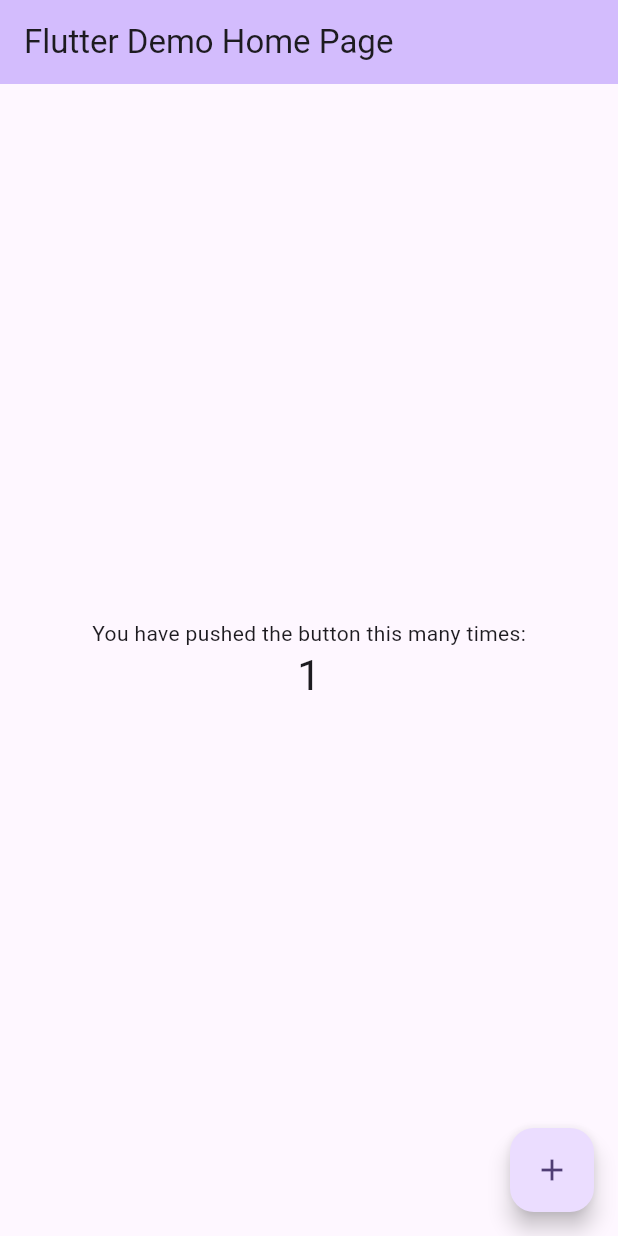
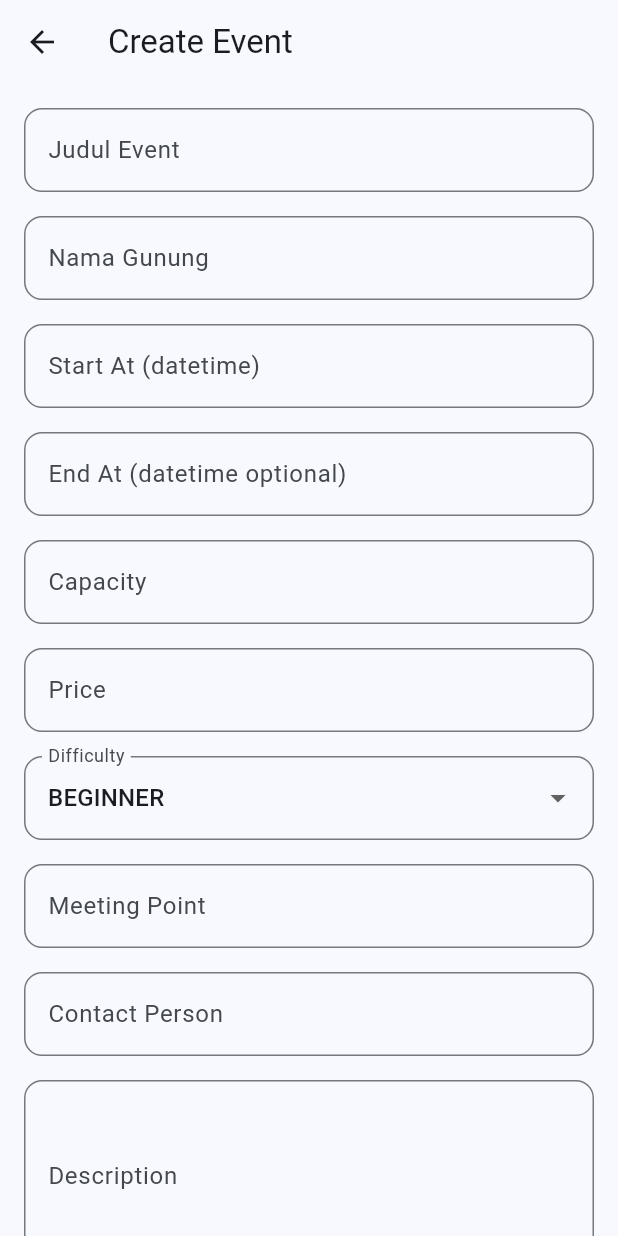
Before and after one commit to pbp-kelompok-c09/MountTrack_mobile, a Flutter app: the screen it shows after launch, after a tap on the "add" icon, on a phone screen of 412 x 824 dp. Run offline on Flutter 3.47's test engine with Material 3 defaults, Android fonts, the light colour scheme and no system bars.

Commit message:
progress1

```diff
--- /dev/null
+++ b/lib/community/models/comment.dart
@@ -0,0 +1,25 @@
+class Comment {
+  final int id;
+  final int user;
+  final int event;
+  final String body;
+  final DateTime createdAt;
+
+  Comment({
+    required this.id,
+    required this.user,
+    required this.event,
+    required this.body,
+    required this.createdAt,
+  });
+
+  factory Comment.fromJson(Map<String, dynamic> json) {
+    return Comment(
+      id: json['id'],
+      user: json['user'],
+      event: json['event'],
+      body: json['body'],
+      createdAt: DateTime.parse(json['created_at']),
+    );
+  }
+}
--- /dev/null
+++ b/lib/community/models/community_event.dart
@@ -0,0 +1,64 @@
+import 'package:mounttrack_mobile/community/models/comment.dart';
+import 'package:mounttrack_mobile/community/models/event_join.dart';
+
+class CommunityEvent {
+  final int id;
+  final String title;
+  final String mountainName;
+  final DateTime startAt;
+  final DateTime? endAt;
+  final int capacity;
+  final int? price;
+  final String difficulty;
+  final String meetingPoint;
+  final String contactPerson;
+  final String description;
+  final String status;
+  final int organizer;  // user id
+
+  // Optional: lists
+  List<EventJoin>? joins;
+  List<Comment>? comments;
+
+  CommunityEvent({
+    required this.id,
+    required this.title,
+    required this.mountainName,
+    required this.startAt,
+    this.endAt,
+    required this.capacity,
+    this.price,
+    required this.difficulty,
+    required this.meetingPoint,
+    required this.contactPerson,
+    required this.description,
+    required this.status,
+    required this.organizer,
+    this.joins,
+    this.comments,
+  });
+
+  factory CommunityEvent.fromJson(Map<String, dynamic> json) {
+    return CommunityEvent(
+      id: json['id'],
+      title: json['title'],
+      mountainName: json['mountain_name'],
+      startAt: DateTime.parse(json['start_at']),
+      endAt: json['end_at'] != null ? DateTime.parse(json['end_at']) : null,
+      capacity: json['capacity'],
+      price: json['price'],
+      difficulty: json['difficulty'],
+      meetingPoint: json['meeting_point'],
+      contactPerson: json['contact_person'],
+      description: json['description'],
+      status: json['status'],
+      organizer: json['organizer'],
+      joins: json['joins'] != null
+          ? (json['joins'] as List).map((e) => EventJoin.fromJson(e)).toList()
+          : null,
+      comments: json['comments'] != null
+          ? (json['comments'] as List).map((e) => Comment.fromJson(e)).toList()
+          : null,
+    );
+  }
+}
--- /dev/null
+++ b/lib/community/models/event_join.dart
@@ -0,0 +1,25 @@
+class EventJoin {
+  final int id;
+  final int event;
+  final int user;
+  final String status;
+  final DateTime joinedAt;
+
+  EventJoin({
+    required this.id,
+    required this.event,
+    required this.user,
+    required this.status,
+    required this.joinedAt,
+  });
+
+  factory EventJoin.fromJson(Map<String, dynamic> json) {
+    return EventJoin(
+      id: json['id'],
+      event: json['event'],
+      user: json['user'],
+      status: json['status'],
+      joinedAt: DateTime.parse(json['joined_at']),
+    );
+  }
+}
--- /dev/null
+++ b/lib/community/screens/event_create.dart
@@ -0,0 +1,133 @@
+import 'package:flutter/material.dart';
+
+class CommunityEventCreatePage extends StatefulWidget {
+  const CommunityEventCreatePage({super.key});
+
+  @override
+  State<CommunityEventCreatePage> createState() => _CommunityEventCreatePageState();
+}
+
+class _CommunityEventCreatePageState extends State<CommunityEventCreatePage> {
+  final titleC = TextEditingController();
+  final mountainC = TextEditingController();
+  final startAtC = TextEditingController();
+  final endAtC = TextEditingController();
+  final capacityC = TextEditingController();
+  final priceC = TextEditingController();
+  final meetingPointC = TextEditingController();
+  final contactC = TextEditingController();
+  final descriptionC = TextEditingController();
+
+  String difficulty = "BEGINNER";
+  String status = "OPEN";
+
+  @override
+  Widget build(BuildContext context) {
+    return Scaffold(
+      appBar: AppBar(title: const Text("Create Event")),
+
+      body: SingleChildScrollView(
+        padding: const EdgeInsets.all(16),
+        child: Column(
+          children: [
+            inputField("Judul Event", titleC),
+            inputField("Nama Gunung", mountainC),
+            inputField("Start At (datetime)", startAtC),
+            inputField("End At (datetime optional)", endAtC),
+            inputField("Capacity", capacityC, type: TextInputType.number),
+            inputField("Price", priceC, type: TextInputType.number),
+
+            dropdownField(
+              label: "Difficulty",
+              value: difficulty,
+              items: const [
+                "BEGINNER",
+                "INTERMEDIATE",
+                "ADVANCED",
+              ],
+              onChanged: (v) => setState(() => difficulty = v!),
+            ),
+
+            inputField("Meeting Point", meetingPointC),
+            inputField("Contact Person", contactC),
+            textAreaField("Description", descriptionC),
+
+            dropdownField(
+              label: "Status",
+              value: status,
+              items: const [
+                "DRAFT",
+                "OPEN",
+              ],
+              onChanged: (v) => setState(() => status = v!),
+            ),
+
+            const SizedBox(height: 20),
+
+            SizedBox(
+              width: double.infinity,
+              child: ElevatedButton(
+                onPressed: () {
+                  // Untuk sekarang hanya print data
+                  print("Event Created");
+                },
+                child: const Text("Create Event"),
+              ),
+            )
+          ],
+        ),
+      ),
+    );
+  }
+
+  Widget inputField(String label, TextEditingController controller,
+      {TextInputType type = TextInputType.text}) {
+    return Padding(
+      padding: const EdgeInsets.only(bottom: 16),
+      child: TextField(
+        keyboardType: type,
+        controller: controller,
+        decoration: InputDecoration(
+          labelText: label,
+          border: OutlineInputBorder(borderRadius: BorderRadius.circular(12)),
+        ),
+      ),
+    );
+  }
+
+  Widget textAreaField(String label, TextEditingController controller) {
+    return Padding(
+      padding: const EdgeInsets.only(bottom: 16),
+      child: TextField(
+        controller: controller,
+        maxLines: 4,
+        decoration: InputDecoration(
+          labelText: label,
+          border: OutlineInputBorder(borderRadius: BorderRadius.circular(12)),
+        ),
+      ),
+    );
+  }
+
+  Widget dropdownField({
+    required String label,
+    required String value,
+    required List<String> items,
+    required Function(String?) onChanged,
+  }) {
+    return Padding(
+      padding: const EdgeInsets.only(bottom: 16),
+      child: DropdownButtonFormField<String>(
+        decoration: InputDecoration(
+          labelText: label,
+          border: OutlineInputBorder(borderRadius: BorderRadius.circular(12)),
+        ),
+        value: value,
+        items: items.map((item) {
+          return DropdownMenuItem(value: item, child: Text(item));
+        }).toList(),
+        onChanged: onChanged,
+      ),
+    );
+  }
+}
--- /dev/null
+++ b/lib/community/screens/event_list.dart
@@ -0,0 +1,60 @@
+import 'package:flutter/material.dart';
+import 'package:mounttrack_mobile/community/screens/event_create.dart';
+
+
+class CommunityEventListPage extends StatelessWidget {
+  const CommunityEventListPage({super.key});
+
+  @override
+  Widget build(BuildContext context) {
+    return Scaffold(
+      appBar: AppBar(
+        title: const Text("Community Events"),
+        centerTitle: true,
+      ),
+
+      body: Padding(
+        padding: const EdgeInsets.all(16.0),
+        child: Column(
+          children: [
+            // SEARCH
+            TextField(
+              decoration: InputDecoration(
+                prefixIcon: const Icon(Icons.search),
+                hintText: "Cari event...",
+                border: OutlineInputBorder(
+                  borderRadius: BorderRadius.circular(12),
+                ),
+              ),
+            ),
+
+            const SizedBox(height: 16),
+
+            // LIST KOSONG (belum ada data)
+            const Expanded(
+              child: Center(
+                child: Text(
+                  "Belum ada event",
+                  style: TextStyle(fontSize: 16),
+                ),
+              ),
+            ),
+          ],
+        ),
+      ),
+
+      floatingActionButton: FloatingActionButton(
+        onPressed: () {
+          Navigator.push(
+            context,
+            MaterialPageRoute(
+              builder: (context) => const CommunityEventCreatePage(),
+          ),
+    );
+  },
+  child: const Icon(Icons.add),
+),
+
+    );
+  }
+}
--- a/lib/main.dart
+++ b/lib/main.dart
@@ -1,4 +1,5 @@
 import 'package:flutter/material.dart';
+import 'package:mounttrack_mobile/community/screens/event_list.dart';
 
 void main() {
   runApp(const MyApp());
@@ -7,116 +8,15 @@ void main() {
 class MyApp extends StatelessWidget {
   const MyApp({super.key});
 
-  // This widget is the root of your application.
   @override
   Widget build(BuildContext context) {
     return MaterialApp(
-      title: 'Flutter Demo',
+      debugShowCheckedModeBanner: false,
+      title: 'MountTrack Community',
       theme: ThemeData(
-        // This is the theme of your application.
-        //
-        // TRY THIS: Try running your application with "flutter run". You'll see
-        // the application has a purple toolbar. Then, without quitting the app,
-        // try changing the seedColor in the colorScheme below to Colors.green
-        // and then invoke "hot reload" (save your changes or press the "hot
-        // reload" button in a Flutter-supported IDE, or press "r" if you used
-        // the command line to start the app).
-        //
-        // Notice that the counter didn't reset back to zero; the application
-        // state is not lost during the reload. To reset the state, use hot
-        // restart instead.
-        //
-        // This works for code too, not just values: Most code changes can be
-        // tested with just a hot reload.
-        colorScheme: ColorScheme.fromSeed(seedColor: Colors.deepPurple),
+        colorScheme: ColorScheme.fromSeed(seedColor: Colors.blue),
       ),
-      home: const MyHomePage(title: 'Flutter Demo Home Page'),
+      home: const CommunityEventListPage(),
     );
   }
 }
-
-class MyHomePage extends StatefulWidget {
-  const MyHomePage({super.key, required this.title});
-
-  // This widget is the home page of your application. It is stateful, meaning
-  // that it has a State object (defined below) that contains fields that affect
-  // how it looks.
-
-  // This class is the configuration for the state. It holds the values (in this
-  // case the title) provided by the parent (in this case the App widget) and
-  // used by the build method of the State. Fields in a Widget subclass are
-  // always marked "final".
-
-  final String title;
-
-  @override
-  State<MyHomePage> createState() => _MyHomePageState();
-}
-
-class _MyHomePageState extends State<MyHomePage> {
-  int _counter = 0;
-
-  void _incrementCounter() {
-    setState(() {
-      // This call to setState tells the Flutter framework that something has
-      // changed in this State, which causes it to rerun the build method below
-      // so that the display can reflect the updated values. If we changed
-      // _counter without calling setState(), then the build method would not be
-      // called again, and so nothing would appear to happen.
-      _counter++;
-    });
-  }
-
-  @override
-  Widget build(BuildContext context) {
-    // This method is rerun every time setState is called, for instance as done
-    // by the _incrementCounter method above.
-    //
-    // The Flutter framework has been optimized to make rerunning build methods
-    // fast, so that you can just rebuild anything that needs updating rather
-    // than having to individually change instances of widgets.
-    return Scaffold(
-      appBar: AppBar(
-        // TRY THIS: Try changing the color here to a specific color (to
-        // Colors.amber, perhaps?) and trigger a hot reload to see the AppBar
-        // change color while the other colors stay the same.
-        backgroundColor: Theme.of(context).colorScheme.inversePrimary,
-        // Here we take the value from the MyHomePage object that was created by
-        // the App.build method, and use it to set our appbar title.
-        title: Text(widget.title),
-      ),
-      body: Center(
-        // Center is a layout widget. It takes a single child and positions it
-        // in the middle of the parent.
-        child: Column(
-          // Column is also a layout widget. It takes a list of children and
-          // arranges them vertically. By default, it sizes itself to fit its
-          // children horizontally, and tries to be as tall as its parent.
-          //
-          // Column has various properties to control how it sizes itself and
-          // how it positions its children. Here we use mainAxisAlignment to
-          // center the children vertically; the main axis here is the vertical
-          // axis because Columns are vertical (the cross axis would be
-          // horizontal).
-          //
-          // TRY THIS: Invoke "debug painting" (choose the "Toggle Debug Paint"
-          // action in the IDE, or press "p" in the console), to see the
-          // wireframe for each widget.
-          mainAxisAlignment: MainAxisAlignment.center,
-          children: <Widget>[
-            const Text('You have pushed the button this many times:'),
-            Text(
-              '$_counter',
-              style: Theme.of(context).textTheme.headlineMedium,
-            ),
-          ],
-        ),
-      ),
-      floatingActionButton: FloatingActionButton(
-        onPressed: _incrementCounter,
-        tooltip: 'Increment',
-        child: const Icon(Icons.add),
-      ), // This trailing comma makes auto-formatting nicer for build methods.
-    );
-  }
-}
```
Also changed, not shown: 1 other file.
